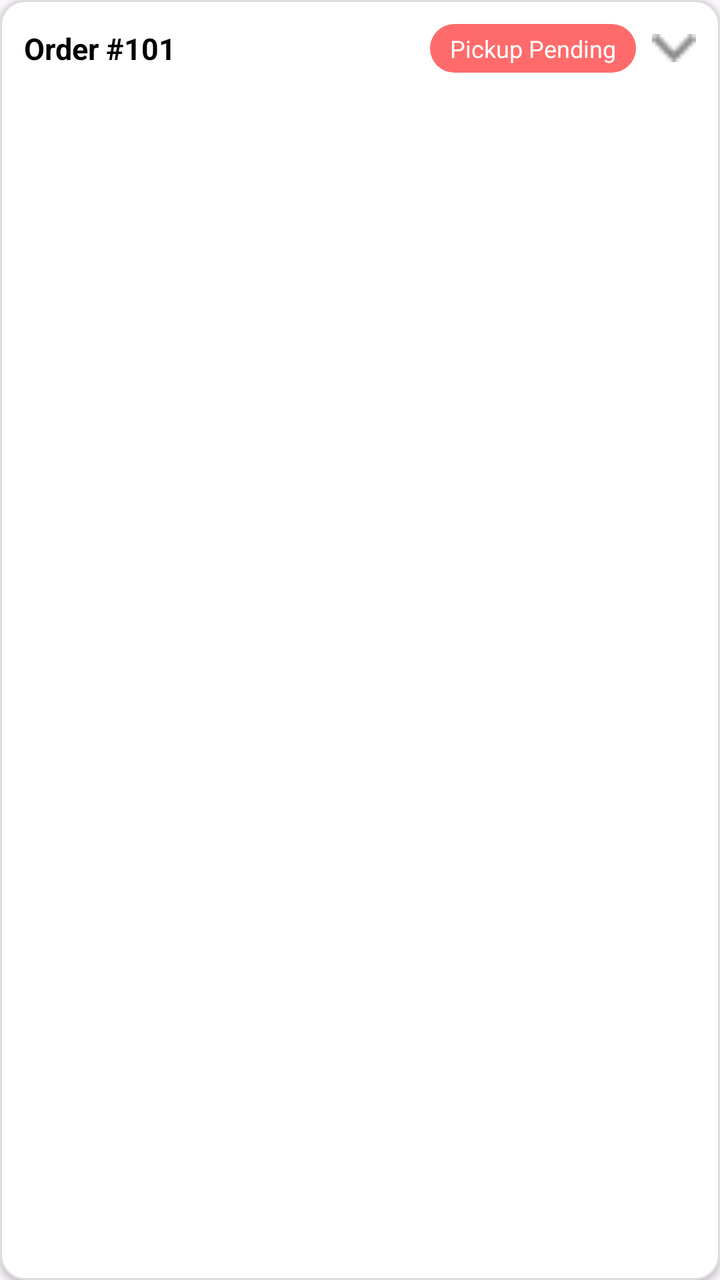
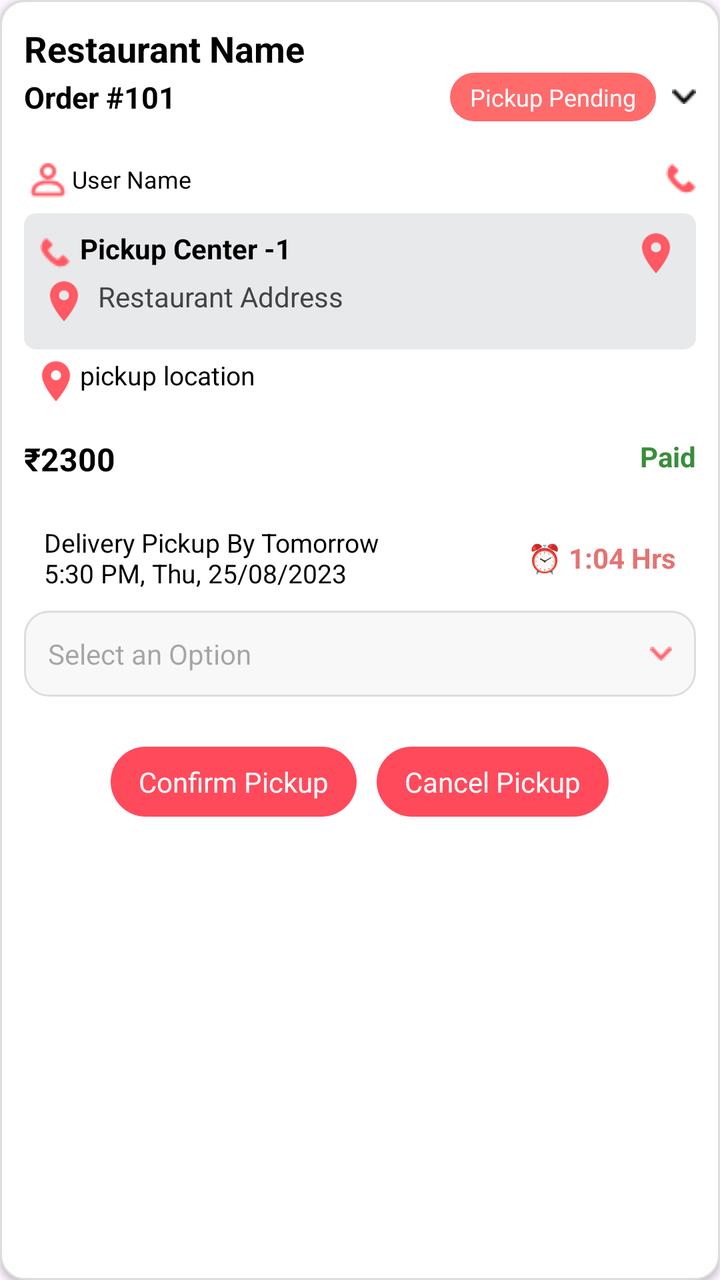

Two renders of the same Android screen: before a commit and after it. Below are the layout's source before the change and the commit's diff.
<!-- AndroidManifest.xml: application theme Theme.Food_delivery -->
<!-- res/layout/order_item.xml -->
<?xml version="1.0" encoding="utf-8"?>
<layout xmlns:android="http://schemas.android.com/apk/res/android"
    xmlns:app="http://schemas.android.com/apk/res-auto">

    <data></data>

    <LinearLayout
        android:layout_width="match_parent"
        android:layout_height="wrap_content"
        android:orientation="vertical"
        android:padding="12dp"
        android:background="@drawable/order_item_bg"
        android:layout_margin="8dp"
        android:elevation="2dp">

        
        <LinearLayout
            android:layout_width="match_parent"
            android:layout_height="wrap_content"
            android:orientation="horizontal"
            android:gravity="center_vertical">

            <TextView
                android:id="@+id/tvorderId"
                android:layout_width="0dp"
                android:layout_height="wrap_content"
                android:layout_weight="1"
                android:text="Order #101"
                android:textStyle="bold"
                android:textSize="15sp"
                android:textColor="#000000" />

            <TextView
                android:id="@+id/tvStatus"
                android:layout_width="wrap_content"
                android:layout_height="wrap_content"
                android:text="Pickup Pending"
                android:paddingLeft="10dp"
                android:paddingRight="10dp"
                android:paddingTop="4dp"
                android:paddingBottom="4dp"
                android:textSize="12sp"
                android:background="@drawable/status_pending_bg"
                android:textColor="#FFFFFF"
                android:layout_marginEnd="8dp" />

            <ImageView
                android:id="@+id/ivexpandIcon"
                android:layout_width="22dp"
                android:layout_height="22dp"
                android:src="@drawable/spinner"
                app:tint="#888888" />
        </LinearLayout>

        
        <LinearLayout
            android:id="@+id/layoutdetails"
            android:layout_width="match_parent"
            android:layout_height="wrap_content"
            android:orientation="vertical"
            android:visibility="gone"
            android:paddingTop="8dp">

            <TextView
                android:id="@+id/tvcustomerName"
                android:layout_width="wrap_content"
                android:layout_height="wrap_content"
                android:text="Pizza Center"
                android:textStyle="bold"
                android:textColor="#000000" />

            <TextView
                android:id="@+id/tvItems"
                android:layout_width="wrap_content"
                android:layout_height="wrap_content"
                android:text="2 x Pizza, 1 x Coke"
                android:textColor="#555555" />

            <TextView
                android:id="@+id/tvprice"
                android:layout_width="wrap_content"
                android:layout_height="wrap_content"
                android:text="₹250"
                android:layout_marginTop="6dp"
                android:textStyle="bold"
                android:textColor="#4CAF50" />

            <LinearLayout
                android:layout_width="wrap_content"
                android:layout_height="wrap_content"
                android:orientation="horizontal"
                android:gravity="center_vertical"
                android:layout_marginTop="6dp">

                <ImageView
                    android:layout_width="16dp"
                    android:layout_height="16dp"
                    android:src="@drawable/ic_location"
                    app:tint="#757575"
                    android:layout_marginEnd="4dp" />

                <TextView
                    android:id="@+id/tvAddress"
                    android:layout_width="wrap_content"
                    android:layout_height="wrap_content"
                    android:text="Address"
                    android:textColor="#444444" />
            </LinearLayout>

            
            <TextView
                android:id="@+id/tvPickupLocation"
                android:layout_width="wrap_content"
                android:layout_height="wrap_content"
                android:text="Pickup: 19.076, 72.877"
                android:textColor="#555555"
                android:layout_marginTop="4dp" />

            <TextView
                android:id="@+id/btnConfirmPickup"
                android:layout_width="wrap_content"
                android:layout_height="wrap_content"
                android:text="Confirm Pickup"
                android:textColor="#FFFFFF"
                android:paddingHorizontal="14dp"
                android:paddingVertical="8dp"
                android:layout_marginTop="10dp"
                android:background="@drawable/btn_red_rounded" />
        </LinearLayout>
    </LinearLayout>
</layout>
<!-- resources referenced by this layout -->
<resources>
  <!-- drawable btn_red_rounded (drawable) -->
  <shape xmlns:android="http://schemas.android.com/apk/res/android" android:shape="rectangle">
      <solid android:color="#FF4A5C"/>
      <corners android:radius="25dp"/>
  </shape>
  <!-- drawable ic_location (drawable) -->
  <vector xmlns:android="http://schemas.android.com/apk/res/android"
      android:width="24dp"
      android:height="24dp"
      android:viewportWidth="24"
      android:viewportHeight="24">
      <path
          android:fillColor="#757575"
          android:pathData="M12,2C8.14,2 5,5.14 5,9c0,5.25 7,13 7,13s7,-7.75 7,-13c0,-3.86 -3.14,-7 -7,-7zM12,11.5c-1.38,0 -2.5,-1.12 -2.5,-2.5s1.12,-2.5 2.5,-2.5 2.5,1.12 2.5,2.5 -1.12,2.5 -2.5,2.5z"/>
  </vector>
  <!-- drawable order_item_bg (drawable) -->
  <shape xmlns:android="http://schemas.android.com/apk/res/android"
      android:shape="rectangle">
  
      <solid android:color="#FFFFFF" />
      <corners android:radius="12dp" />
      <stroke android:width="1dp" android:color="#DDDDDD" />
      <padding android:left="8dp" android:top="8dp" android:right="8dp" android:bottom="8dp" />
  </shape>
  <!-- drawable spinner: png bitmap (drawable, 273 bytes) -->
  <!-- drawable status_pending_bg (drawable) -->
  <shape xmlns:android="http://schemas.android.com/apk/res/android" android:shape="rectangle">
      <solid android:color="#FF6B6B"/>
      <corners android:radius="16dp"/>
  </shape>
  <style name="Theme.Food_delivery" parent="Base.Theme.Food_delivery" />
  <style name="Base.Theme.Food_delivery" parent="Theme.Material3.DayNight.NoActionBar">
          
          
      </style>
</resources>

<!-- the commit's change to res/layout/order_item.xml (unified diff, before → after) -->
@@ -7,18 +7,27 @@
     <LinearLayout
         android:layout_width="match_parent"
         android:layout_height="wrap_content"
+        android:layout_margin="8dp"
+        android:background="@drawable/order_item_bg"
+        android:elevation="2dp"
         android:orientation="vertical"
-        android:padding="12dp"
-        android:background="@drawable/order_item_bg"
-        android:layout_margin="8dp"
-        android:elevation="2dp">
-
-        
-        <LinearLayout
-            android:layout_width="match_parent"
-            android:layout_height="wrap_content"
-            android:orientation="horizontal"
-            android:gravity="center_vertical">
+        android:padding="12dp">
+
+        <TextView
+            android:id="@+id/restaurantName"
+            android:layout_width="match_parent"
+            android:layout_height="wrap_content"
+            android:text="Restaurant Name"
+            android:textColor="@color/black"
+            android:textSize="18dp"
+            android:textStyle="bold" />
+
+        
+        <LinearLayout
+            android:layout_width="match_parent"
+            android:layout_height="wrap_content"
+            android:gravity="center_vertical"
+            android:orientation="horizontal">
 
             <TextView
                 android:id="@+id/tvorderId"
@@ -26,106 +35,203 @@
                 android:layout_height="wrap_content"
                 android:layout_weight="1"
                 android:text="Order #101"
-                android:textStyle="bold"
+                android:textColor="#000000"
                 android:textSize="15sp"
-                android:textColor="#000000" />
+                android:textStyle="bold" />
 
             <TextView
                 android:id="@+id/tvStatus"
                 android:layout_width="wrap_content"
                 android:layout_height="wrap_content"
+                android:layout_marginEnd="8dp"
+                android:background="@drawable/status_pending_bg"
+                android:paddingLeft="10dp"
+                android:paddingTop="4dp"
+                android:paddingRight="10dp"
+                android:paddingBottom="4dp"
                 android:text="Pickup Pending"
-                android:paddingLeft="10dp"
-                android:paddingRight="10dp"
-                android:paddingTop="4dp"
-                android:paddingBottom="4dp"
-                android:textSize="12sp"
-                android:background="@drawable/status_pending_bg"
                 android:textColor="#FFFFFF"
-                android:layout_marginEnd="8dp" />
+                android:textSize="12sp" />
 
             <ImageView
                 android:id="@+id/ivexpandIcon"
-                android:layout_width="22dp"
+                android:layout_width="12dp"
                 android:layout_height="22dp"
                 android:src="@drawable/spinner"
-                app:tint="#888888" />
-        </LinearLayout>
+                app:tint="@color/black" />
+        </LinearLayout>
+
+        <View
+            android:layout_width="match_parent"
+            android:layout_height="2dp"
+            android:layout_marginVertical="5dp"
+            android:backgroundTint="@color/black" />
+
+        <TextView
+            android:id="@+id/tvUserName"
+            android:layout_width="match_parent"
+            android:layout_height="wrap_content"
+            android:layout_marginVertical="5dp"
+            android:gravity="center_vertical"
+            android:text="User Name"
+            android:textColor="@color/black"
+            android:textSize="12sp"
+            app:drawableEndCompat="@drawable/call2"
+            app:drawableStartCompat="@drawable/user2" />
 
         
         <LinearLayout
             android:id="@+id/layoutdetails"
             android:layout_width="match_parent"
             android:layout_height="wrap_content"
+            android:background="@drawable/bg_grey"
             android:orientation="vertical"
-            android:visibility="gone"
-            android:paddingTop="8dp">
-
-            <TextView
-                android:id="@+id/tvcustomerName"
-                android:layout_width="wrap_content"
-                android:layout_height="wrap_content"
-                android:text="Pizza Center"
+            android:padding="8dp">
+
+            <TextView
+                android:id="@+id/pickupCenter"
+                android:layout_width="match_parent"
+                android:layout_height="wrap_content"
+                android:drawableStart="@drawable/call2"
+                android:drawableEnd="@drawable/ic_location"
+                android:drawablePadding="5dp"
+                android:drawableTint="@color/lightpink"
+                android:text="Pickup Center -1"
+                android:textColor="#000000"
+                android:textStyle="bold" />
+
+            <TextView
+                android:id="@+id/tvAddress"
+                android:layout_width="wrap_content"
+                android:layout_height="wrap_content"
+                android:drawableStart="@drawable/ic_location"
+                android:drawablePadding="5dp"
+                android:drawableTint="@color/lightpink"
+                android:text="Restaurant Address"
+                android:textColor="#444444" />
+
+
+            <LinearLayout
+                android:id="@+id/itemsContainer"
+                android:layout_width="match_parent"
+                android:layout_height="wrap_content"
+                android:orientation="vertical"
+                android:layout_marginTop="4dp"
+                android:layout_marginStart="16dp"
+                android:layout_marginEnd="16dp">
+            </LinearLayout>
+
+        </LinearLayout>
+
+        
+        <TextView
+            android:id="@+id/tvPickupLocation"
+            android:layout_width="wrap_content"
+            android:layout_height="wrap_content"
+            android:layout_margin="4dp"
+            android:text="pickup location"
+            android:textColor="@color/black"
+            android:textSize="13sp"
+            android:drawableStart="@drawable/ic_location"
+            android:drawableTint="@color/lightpink"/>
+
+        
+        <RelativeLayout
+            android:id="@+id/paymentView"
+            android:layout_width="match_parent"
+            android:layout_height="wrap_content"
+            android:layout_marginTop="12dp">
+
+            <TextView
+                android:id="@+id/tvTotalPrice"
+                android:layout_width="wrap_content"
+                android:layout_height="wrap_content"
+                android:text="₹2300"
                 android:textStyle="bold"
-                android:textColor="#000000" />
-
-            <TextView
-                android:id="@+id/tvItems"
-                android:layout_width="wrap_content"
-                android:layout_height="wrap_content"
-                android:text="2 x Pizza, 1 x Coke"
-                android:textColor="#555555" />
-
-            <TextView
-                android:id="@+id/tvprice"
-                android:layout_width="wrap_content"
-                android:layout_height="wrap_content"
-                android:text="₹250"
-                android:layout_marginTop="6dp"
+                android:textSize="16sp"
+                android:textColor="#000"
+                android:layout_alignParentStart="true"/>
+
+            <TextView
+                android:id="@+id/tvPaymentStatus"
+                android:layout_width="wrap_content"
+                android:layout_height="wrap_content"
+                android:text="Paid"
+                android:textColor="#388E3C"
+                android:textSize="14sp"
                 android:textStyle="bold"
-                android:textColor="#4CAF50" />
-
-            <LinearLayout
-                android:layout_width="wrap_content"
-                android:layout_height="wrap_content"
-                android:orientation="horizontal"
-                android:gravity="center_vertical"
-                android:layout_marginTop="6dp">
-
-                <ImageView
-                    android:layout_width="16dp"
-                    android:layout_height="16dp"
-                    android:src="@drawable/ic_location"
-                    app:tint="#757575"
-                    android:layout_marginEnd="4dp" />
-
-                <TextView
-                    android:id="@+id/tvAddress"
-                    android:layout_width="wrap_content"
-                    android:layout_height="wrap_content"
-                    android:text="Address"
-                    android:textColor="#444444" />
-            </LinearLayout>
-
-            
-            <TextView
-                android:id="@+id/tvPickupLocation"
-                android:layout_width="wrap_content"
-                android:layout_height="wrap_content"
-                android:text="Pickup: 19.076, 72.877"
-                android:textColor="#555555"
-                android:layout_marginTop="4dp" />
+                android:layout_alignParentEnd="true"/>
+        </RelativeLayout>
+
+        
+        <LinearLayout
+            android:id="@+id/deliveryInfo"
+            android:layout_width="match_parent"
+            android:layout_height="wrap_content"
+            android:layout_marginTop="12dp"
+            android:gravity="center_vertical"
+            android:orientation="horizontal"
+            android:padding="10dp">
+
+            <TextView
+                android:id="@+id/selectedAddress"
+                android:layout_width="0dp"
+                android:layout_height="wrap_content"
+                android:layout_weight="1"
+                android:text="Delivery Pickup By Tomorrow\n5:30 PM, Thu, 25/08/2023"
+                android:textColor="#000"
+                android:textSize="13sp" />
+
+            <TextView
+                android:id="@+id/tvTimeLeft"
+                android:layout_width="wrap_content"
+                android:layout_height="wrap_content"
+                android:text="⏰ 1:04 Hrs"
+                android:textColor="#E57373"
+                android:textStyle="bold" />
+        </LinearLayout>
+
+        <TextView
+            android:id="@+id/tvSelectOption"
+            android:layout_width="match_parent"
+            android:layout_height="wrap_content"
+            android:hint="Select an Option"
+            android:padding="12dp"
+            android:background="@drawable/bg_edittext"
+            android:drawableEnd="@drawable/spinner"
+            android:focusable="true"
+            android:clickable="true" />
+
+        <LinearLayout
+            android:id="@+id/pickupView"
+            android:layout_width="match_parent"
+            android:layout_height="wrap_content"
+            android:gravity="center_horizontal"
+            android:layout_marginTop="15dp"
+            android:orientation="horizontal">
 
             <TextView
                 android:id="@+id/btnConfirmPickup"
                 android:layout_width="wrap_content"
                 android:layout_height="wrap_content"
-                android:text="Confirm Pickup"
-                android:textColor="#FFFFFF"
+                android:layout_marginTop="10dp"
+                android:layout_marginEnd="10dp"
+                android:background="@drawable/btn_red_rounded"
                 android:paddingHorizontal="14dp"
                 android:paddingVertical="8dp"
+                android:text="Confirm Pickup"
+                android:textColor="#FFFFFF" />
+
+            <TextView
+                android:id="@+id/btnCancelPickup"
+                android:layout_width="wrap_content"
+                android:layout_height="wrap_content"
                 android:layout_marginTop="10dp"
-                android:background="@drawable/btn_red_rounded" />
+                android:background="@drawable/btn_red_rounded"
+                android:paddingHorizontal="14dp"
+                android:paddingVertical="8dp"
+                android:text="Cancel Pickup"
+                android:textColor="#FFFFFF" />
         </LinearLayout>
     </LinearLayout>
 </layout>
<!-- resource entries referenced after the edit -->
@@ -1,10 +1,31 @@
 <!-- resources referenced by this layout -->
 <resources>
+  <color name="black">#FF000000</color>
+  <color name="lightpink">#FF5963</color>
+  <!-- drawable bg_edittext (drawable) -->
+  <shape xmlns:android="http://schemas.android.com/apk/res/android"
+      android:shape="rectangle">
+      <solid android:color="#F8F8F8" />
+      <corners android:radius="12dp" />
+      <stroke android:color="#DDDDDD" android:width="1dp" />
+  </shape>
+  <!-- drawable bg_grey (drawable) -->
+  <?xml version="1.0" encoding="utf-8"?>
+  <shape xmlns:android="http://schemas.android.com/apk/res/android"
+      android:shape="rectangle">
+  
+      <solid android:color="#E8E9EB"/>
+  
+      <corners android:radius="6dp"/>
+  
+  
+  </shape>
   <!-- drawable btn_red_rounded (drawable) -->
   <shape xmlns:android="http://schemas.android.com/apk/res/android" android:shape="rectangle">
       <solid android:color="#FF4A5C"/>
       <corners android:radius="25dp"/>
   </shape>
+  <!-- drawable call2: png bitmap (drawable, 385 bytes) -->
   <!-- drawable ic_location (drawable) -->
   <vector xmlns:android="http://schemas.android.com/apk/res/android"
       android:width="24dp"
@@ -30,10 +51,20 @@
       <solid android:color="#FF6B6B"/>
       <corners android:radius="16dp"/>
   </shape>
+  <!-- drawable user2: png bitmap (drawable, 492 bytes) -->
   <style name="Theme.Food_delivery" parent="Base.Theme.Food_delivery" />
   <style name="Base.Theme.Food_delivery" parent="Theme.Material3.DayNight.NoActionBar">
           
+          <item name="android:statusBarColor">@color/white</item>
+          <item name="android:windowLightStatusBar">true</item>
+  
+          
+          <item name="android:navigationBarColor">@color/white</item>
+  
+          
+          
           
       </style>
+  <color name="white">#FFFFFFFF</color>
 </resources>
 
